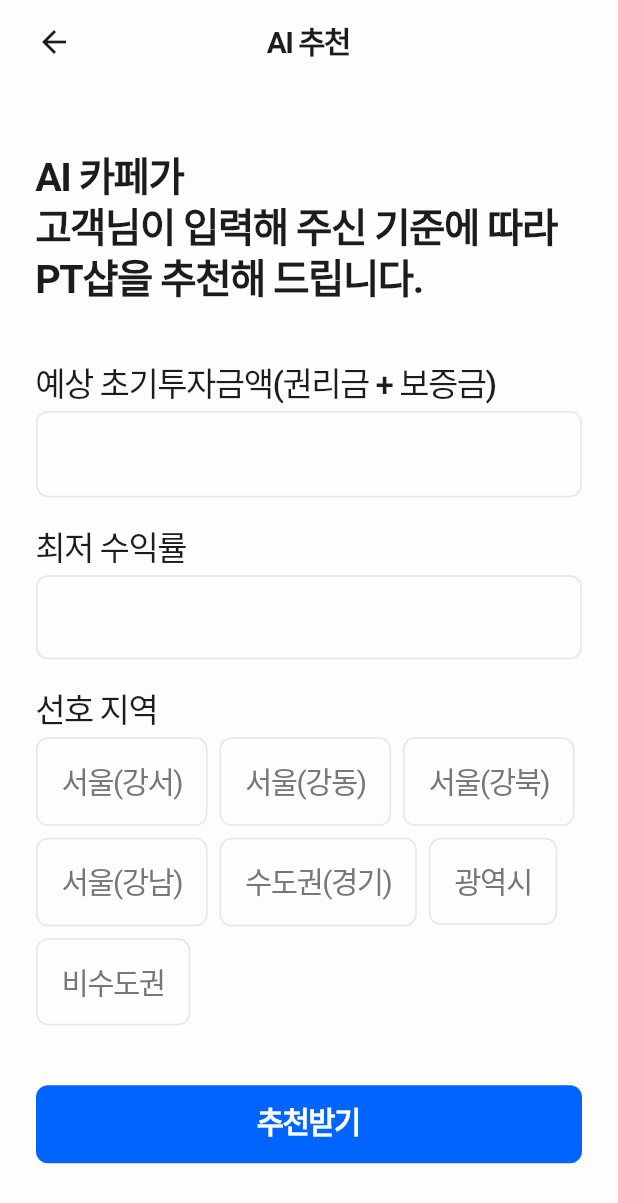
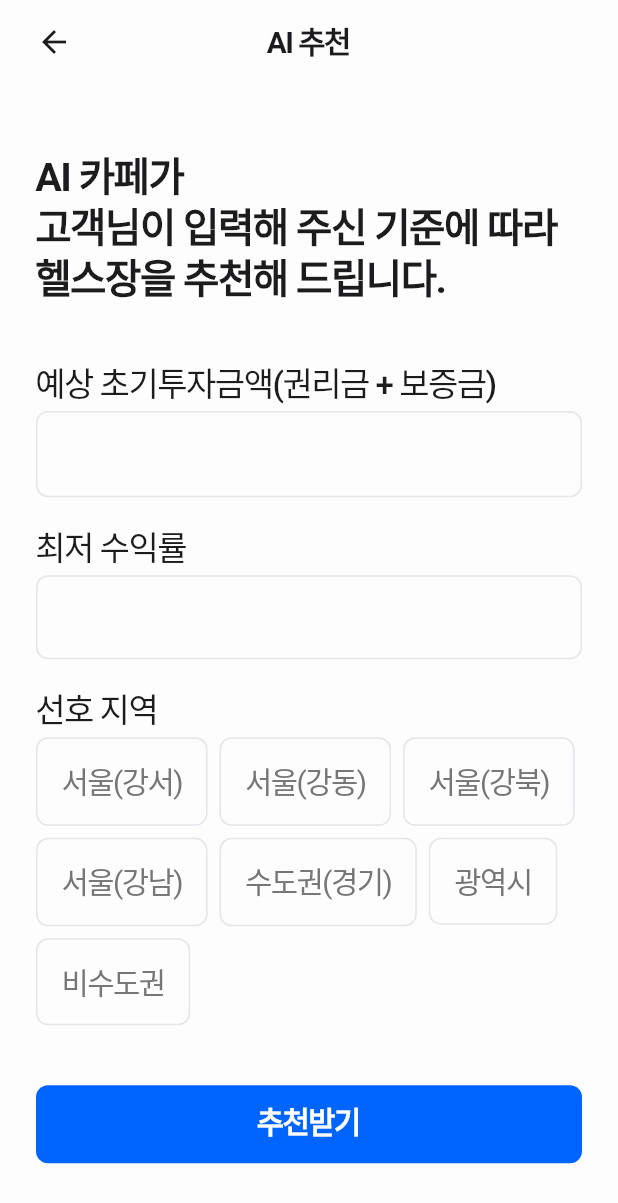
Before and after one commit to yeongwooCho/cafe, a Flutter app: the AIReferenceScreen screen opened by its route, on a phone screen of 412 x 824 dp. Shown: the top 1203 px of the screen. Run offline on Flutter 3.47's test engine with Material 3 defaults, Android fonts, the phone set to English and light mode, and no system bars; our stand-ins replace flutter_riverpod, fluttertoast, go_router, grouped_list, loading_animation_widget, multi_dropdown and 2 more; missing offline and left inert: hidable; Roboto replaces fonts that are missing (Pretendard).

Commit message:
[chore] rename PT샵 -> 헬스장

```diff
--- a/lib/common/view/scaffold_with_nav.dart
+++ b/lib/common/view/scaffold_with_nav.dart
@@ -70,7 +70,7 @@ class _ScaffoldWithNavState extends State<ScaffoldWithNav> {
               PhosphorIcons.barbell(),
               size: 30.0,
             ),
-            label: 'PT샵',
+            label: '헬스장',
           ),
           BottomNavigationBarItem(
             icon: PhosphorIcon(
--- a/lib/home/view/home_screen.dart
+++ b/lib/home/view/home_screen.dart
@@ -60,7 +60,7 @@ class HomeScreen extends ConsumerWidget {
             CategoryContainer(),
             const SizedBox(height: 40.0),
             HorizontalPageView(
-              title: '추천 PT샵',
+              title: '추천 헬스장',
               pts: pts.sublist(0, 5),
             ),
             const SizedBox(height: 40.0),
--- a/lib/personal_training/view/ai_reference_screen.dart
+++ b/lib/personal_training/view/ai_reference_screen.dart
@@ -44,7 +44,7 @@ class _AIReferenceScreenState extends State<AIReferenceScreen> {
             crossAxisAlignment: CrossAxisAlignment.stretch,
             children: [
               const Text(
-                'AI 카페가\n고객님이 입력해 주신 기준에 따라\nPT샵을 추천해 드립니다.',
+                'AI 카페가\n고객님이 입력해 주신 기준에 따라\n헬스장을 추천해 드립니다.',
                 style: MyTextStyle.bigTitleBold,
               ),
               const SizedBox(height: 40.0),
--- a/lib/personal_training/view/personal_training_detail_screen.dart
+++ b/lib/personal_training/view/personal_training_detail_screen.dart
@@ -49,7 +49,7 @@ class PersonalTrainingDetailScreen extends ConsumerWidget {
                 crossAxisAlignment: CrossAxisAlignment.stretch,
                 children: [
                   const Text(
-                    'PT샵 소개',
+                    '헬스장 소개',
                     style: MyTextStyle.bodyTitleMedium,
                   ),
                   const SizedBox(height: 8.0),
--- a/lib/personal_training/view/personal_training_list_screen.dart
+++ b/lib/personal_training/view/personal_training_list_screen.dart
@@ -23,7 +23,7 @@ class PersonalTrainingListScreen extends ConsumerWidget {
         ref.watch(personalTrainingCategorySelectedProvider);
 
     return DefaultLayout(
-      appbar: const DefaultAppBar(title: 'PT샵 리스트'),
+      appbar: const DefaultAppBar(title: '헬스장 리스트'),
       child: Column(
         children: [
           SizedBox(
--- a/lib/personal_training/view/personal_training_screen.dart
+++ b/lib/personal_training/view/personal_training_screen.dart
@@ -22,7 +22,7 @@ class PersonalTrainingScreen extends ConsumerWidget {
     final pts = ref.watch(personalTrainingProvider);
 
     return DefaultLayout(
-      appbar: const DefaultAppBar(title: 'PT샵'),
+      appbar: const DefaultAppBar(title: '헬스장'),
       child: SingleChildScrollView(
         physics: const BouncingScrollPhysics(),
         child: Column(
@@ -36,7 +36,7 @@ class PersonalTrainingScreen extends ConsumerWidget {
                 children: [
                   _renderContainerButton(
                     topOfTitle: '전체보기',
-                    downOfTitle: 'PT샵',
+                    downOfTitle: '헬스장',
                     onTap: () {
                       context.goNamed(PersonalTrainingListScreen.routeName);
                     },
@@ -44,7 +44,7 @@ class PersonalTrainingScreen extends ConsumerWidget {
                   const SizedBox(width: 8.0),
                   _renderContainerButton(
                     topOfTitle: 'AI 추천',
-                    downOfTitle: 'PT샵',
+                    downOfTitle: '헬스장',
                     onTap: () {
                       context.goNamed(AIReferenceScreen.routeName);
                     },
```
